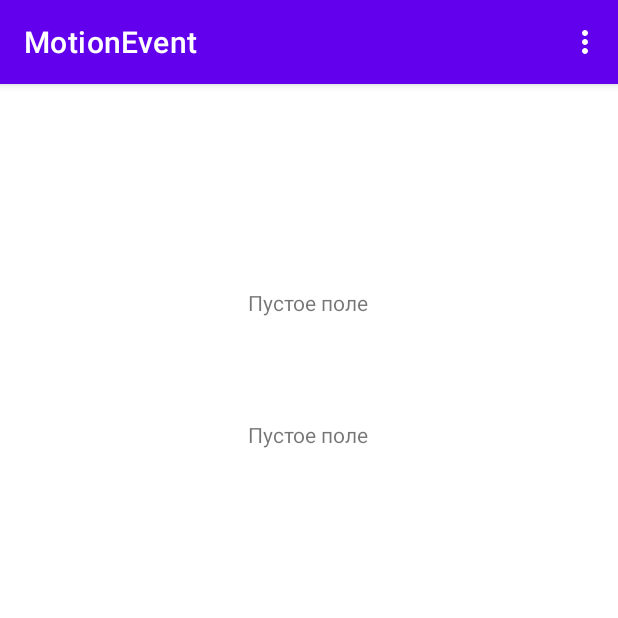
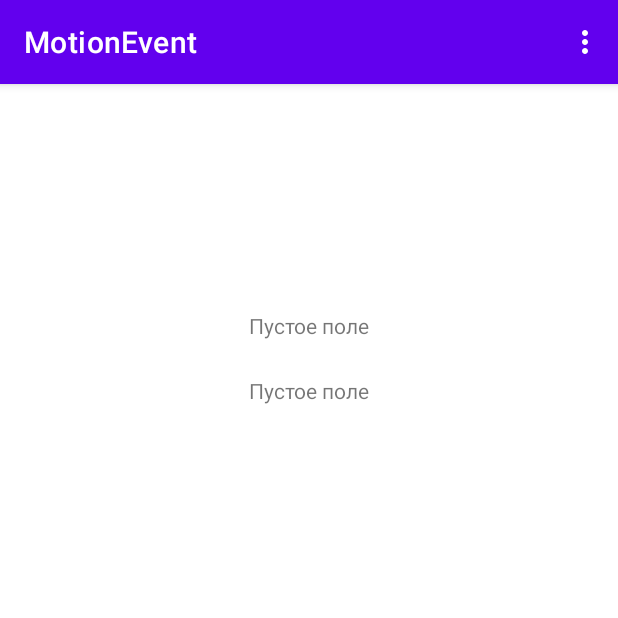
Before and after one commit to Serfeg/Android-Studio, an Android app: the screen it shows after launch (MainActivity), in the options menu, after a tap on "MotionEvent", on a phone screen of 412 x 824 dp, the top half of it. Run offline under Robolectric (Android 15) with nearby library versions, the phone set to English and light mode, and no system bars.

```diff
--- a/Event_Handling/app/src/main/java/a/event_handling/MainActivity.java
+++ b/Event_Handling/app/src/main/java/a/event_handling/MainActivity.java
@@ -3,8 +3,10 @@ package a.event_handling;
 import androidx.annotation.NonNull;
 import androidx.appcompat.app.AppCompatActivity;
 import androidx.constraintlayout.widget.ConstraintLayout;
+import androidx.core.view.GestureDetectorCompat;
 
 import android.os.Bundle;
+import android.view.GestureDetector;
 import android.view.Menu;
 import android.view.MenuItem;
 import android.view.MotionEvent;
@@ -12,11 +14,15 @@ import android.view.View;
 import android.widget.Button;
 import android.widget.TextView;
 
-public class MainActivity extends AppCompatActivity {
+public class MainActivity extends AppCompatActivity implements GestureDetector.OnGestureListener, GestureDetector.OnDoubleTapListener
+{
 
-    TextView first_tv;
-    TextView second_tv;
+    TextView first_tv; //BtnClick
+    private TextView second_tv; //Gesture
+    TextView tv_mtn1; //Mtn_event
+    TextView tv_mtn2; //Mtn_event
     Button btn;
+    private GestureDetectorCompat gDetector;
 
     @Override
     protected void onCreate(Bundle savedInstanceState) {
@@ -25,9 +31,13 @@ public class MainActivity extends AppCompatActivity {
         btn = findViewById(R.id.click_btn);
         first_tv = findViewById(R.id.first_tv);
         second_tv = findViewById(R.id.second_tv);
-        btn.setVisibility(View.GONE);
-        first_tv.setVisibility(View.GONE);
-        second_tv.setVisibility(View.GONE);
+        tv_mtn1 = findViewById(R.id.tv_mtn1); //Mtn_event
+        tv_mtn2 = findViewById(R.id.tv_mtn2); //Mtn_event
+        btn.setVisibility(View.INVISIBLE);
+        first_tv.setVisibility(View.INVISIBLE);
+        second_tv.setVisibility(View.INVISIBLE);
+        tv_mtn1.setVisibility(View.INVISIBLE);
+        tv_mtn2.setVisibility(View.INVISIBLE);
     }
 
     @Override
@@ -39,13 +49,14 @@ public class MainActivity extends AppCompatActivity {
     @Override
     public boolean onOptionsItemSelected(MenuItem item) {
         int id = item.getItemId();
-
         switch (id) {
             case R.id.btn_click:
                 setTitle("ButtonClick");
                 btn.setVisibility(View.VISIBLE);
                 first_tv.setVisibility(View.VISIBLE);
-                second_tv.setVisibility(View.GONE);
+                second_tv.setVisibility(View.INVISIBLE);
+                tv_mtn1.setVisibility(View.INVISIBLE);
+                tv_mtn2.setVisibility(View.INVISIBLE);
                 first_tv.setText("Пустое поле");
                 btn.setOnClickListener(new Button.OnClickListener() {
                     public void onClick(View v) {
@@ -63,11 +74,13 @@ public class MainActivity extends AppCompatActivity {
                 return true;
             case R.id.mtn_event:
                 setTitle("MotionEvent");
-                btn.setVisibility(View.GONE);
-                first_tv.setVisibility(View.VISIBLE);
-                second_tv.setVisibility(View.VISIBLE);
-                first_tv.setText("Пустое поле");
-                second_tv.setText("Пустое поле");
+                btn.setVisibility(View.INVISIBLE);
+                first_tv.setVisibility(View.INVISIBLE);
+                second_tv.setVisibility(View.INVISIBLE);
+                tv_mtn1.setVisibility(View.VISIBLE);
+                tv_mtn2.setVisibility(View.VISIBLE);
+                tv_mtn1.setText("Пустое поле");
+                tv_mtn2.setText("Пустое поле");
                 ConstraintLayout myLayout = findViewById(R.id.activity_main);
                 myLayout.setOnTouchListener(new ConstraintLayout.OnTouchListener() {
                     public boolean onTouch(View v, MotionEvent m) {
@@ -79,10 +92,17 @@ public class MainActivity extends AppCompatActivity {
                 return true;
             case R.id.com_gest:
                 setTitle("CommonGestures");
-                btn.setVisibility(View.GONE);
-                first_tv.setVisibility(View.VISIBLE);
-                second_tv.setVisibility(View.GONE);
+                btn.setVisibility(View.INVISIBLE);
+                first_tv.setVisibility(View.INVISIBLE);
+                second_tv.setVisibility(View.VISIBLE);
+                tv_mtn1.setVisibility(View.INVISIBLE);
+                tv_mtn2.setVisibility(View.INVISIBLE);
                 second_tv.setText("Пустое поле");
+                ConstraintLayout myLayout1 = findViewById(R.id.activity_main);
+                myLayout1.setOnTouchListener(View::onTouchEvent);
+                gDetector = new GestureDetectorCompat(this,this);
+                gDetector.setOnDoubleTapListener(this);
+
                 return true;
         }
         return super.onOptionsItemSelected(item);
@@ -123,9 +143,67 @@ public class MainActivity extends AppCompatActivity {
             String touchStatus = "Action: " + actionString + " Index: " +
                     actionIndex + " ID: " + id + " X: " + x + " Y: " + y;
             if (id == 0)
-                second_tv.setText(touchStatus);
+                tv_mtn1.setText(touchStatus);
             else
-                first_tv.setText(touchStatus);
+                tv_mtn2.setText(touchStatus);
         }
     }
+
+    @Override
+    public boolean onTouchEvent(MotionEvent event) {
+        gDetector.onTouchEvent(event);
+        return super.onTouchEvent(event);
+    }
+
+    @Override
+    public boolean onSingleTapConfirmed(MotionEvent e) {
+        second_tv.setText("onSingleTapConfirmed");
+        return true;
+    }
+
+    @Override
+    public boolean onDoubleTap(MotionEvent e) {
+        second_tv.setText("onDoubleTap");
+        return true;
+    }
+
+    @Override
+    public boolean onDoubleTapEvent(MotionEvent e) {
+        second_tv.setText("onDoubleTapEvent");
+        return true;
+    }
+
+    @Override
+    public boolean onDown(MotionEvent e) {
+        second_tv.setText("onDown");
+        return true;
+    }
+
+    @Override
+    public void onShowPress(MotionEvent e) {
+        second_tv.setText("onShowPress");
+    }
+
+    @Override
+    public boolean onSingleTapUp(MotionEvent e) {
+        second_tv.setText("onSingleTapUp");
+        return true;
+    }
+
+    @Override
+    public boolean onScroll(MotionEvent e1, MotionEvent e2, float distanceX, float distanceY) {
+        second_tv.setText("onScroll");
+        return true;
+    }
+
+    @Override
+    public void onLongPress(MotionEvent e) {
+        second_tv.setText("onLongPress");
+    }
+
+    @Override
+    public boolean onFling(MotionEvent e1, MotionEvent e2, float velocityX, float velocityY) {
+        second_tv.setText("onFling");
+        return true;
+    }
 }
--- a/Event_Handling/app/src/main/res/layout/activity_main.xml
+++ b/Event_Handling/app/src/main/res/layout/activity_main.xml
@@ -17,7 +17,7 @@
         app:layout_constraintLeft_toLeftOf="parent"
         app:layout_constraintRight_toRightOf="parent"
         app:layout_constraintTop_toTopOf="parent"
-        app:layout_constraintVertical_bias="0.299" />
+        app:layout_constraintVertical_bias="0.325" />
 
     <Button
         android:id="@+id/click_btn"
@@ -28,17 +28,41 @@
         app:layout_constraintEnd_toEndOf="parent"
         app:layout_constraintStart_toStartOf="parent"
         app:layout_constraintTop_toBottomOf="@+id/first_tv"
-        app:layout_constraintVertical_bias="0.068" />
+        app:layout_constraintVertical_bias="0.057" />
 
     <TextView
         android:id="@+id/second_tv"
         android:layout_width="wrap_content"
         android:layout_height="wrap_content"
-        android:layout_marginTop="136dp"
+        android:layout_marginTop="288dp"
         android:text="TextView"
         app:layout_constraintEnd_toEndOf="parent"
         app:layout_constraintHorizontal_bias="0.498"
         app:layout_constraintStart_toStartOf="parent"
         app:layout_constraintTop_toTopOf="parent" />
 
+    <TextView
+        android:id="@+id/tv_mtn2"
+        android:layout_width="wrap_content"
+        android:layout_height="wrap_content"
+        android:text="TextView"
+        app:layout_constraintBottom_toBottomOf="parent"
+        app:layout_constraintEnd_toEndOf="parent"
+        app:layout_constraintHorizontal_bias="0.501"
+        app:layout_constraintStart_toStartOf="parent"
+        app:layout_constraintTop_toBottomOf="@+id/tv_mtn1"
+        app:layout_constraintVertical_bias="0.041" />
+
+    <TextView
+        android:id="@+id/tv_mtn1"
+        android:layout_width="wrap_content"
+        android:layout_height="wrap_content"
+        android:text="TextView"
+        app:layout_constraintBottom_toBottomOf="parent"
+        app:layout_constraintEnd_toEndOf="parent"
+        app:layout_constraintHorizontal_bias="0.501"
+        app:layout_constraintStart_toStartOf="parent"
+        app:layout_constraintTop_toTopOf="parent"
+        app:layout_constraintVertical_bias="0.202" />
+
 </androidx.constraintlayout.widget.ConstraintLayout>
```
